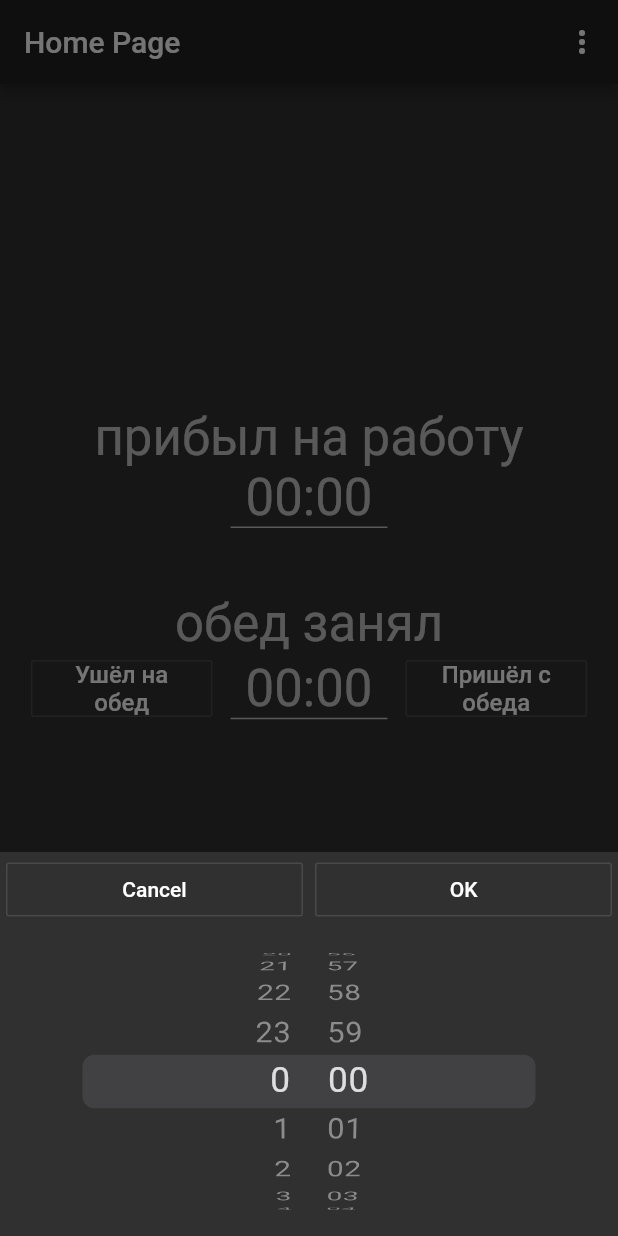
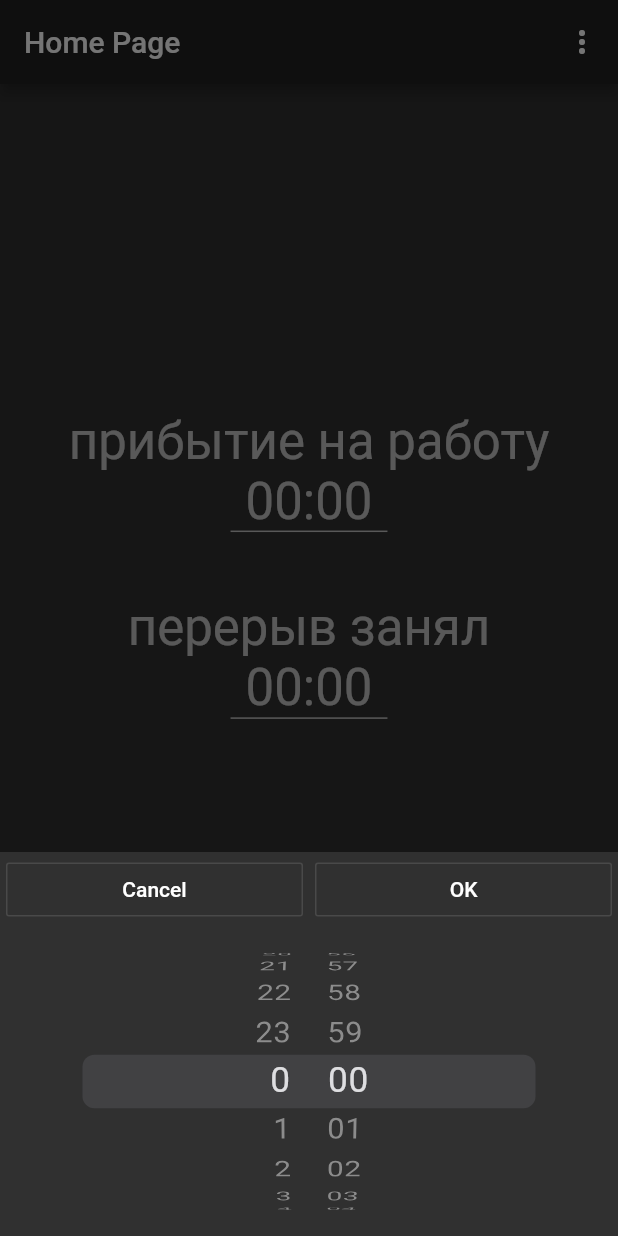
Before and after one commit to Mapkn3/when_home, a Flutter app: the screen it shows after launch, after a tap on "00:00", on a phone screen of 412 x 824 dp. Run offline on Flutter 3.47's test engine with Material 2 defaults, Android fonts, the phone set to English and light mode, and no system bars; our stand-ins replace shared_preferences.

Commit message:
Extract util function into separate class.

```diff
--- a/lib/main.dart
+++ b/lib/main.dart
@@ -1,6 +1,7 @@
-import 'package:flutter/cupertino.dart';
 import 'package:flutter/material.dart';
 import 'package:shared_preferences/shared_preferences.dart';
+
+import 'util.dart';
 
 void main() => runApp(MyApp());
 
@@ -31,69 +32,7 @@ class _MyHomePageState extends State<MyHomePage> {
   TimeOfDay _time = TimeOfDay(hour: 0, minute: 0);
   TimeOfDay _lunch = TimeOfDay(hour: 0, minute: 0);
   TimeOfDay _workDayDuration = TimeOfDay(hour: 8, minute: 0);
-
-  String formatTimeOfDay(BuildContext context, TimeOfDay time) {
-    return MaterialLocalizations.of(context)
-        .formatTimeOfDay(time, alwaysUse24HourFormat: true);
-  }
-
-  Future<TimeOfDay> _getTime(TimeOfDay initTime) async {
-    TimeOfDay time = initTime;
-    String result = await showModalBottomSheet<String>(
-        context: context,
-        builder: (BuildContext builder) {
-          return Column(
-            mainAxisSize: MainAxisSize.min,
-            children: <Widget>[
-              Row(
-                children: <Widget>[
-                  Expanded(
-                      child: Padding(
-                          padding: EdgeInsets.symmetric(
-                              vertical: 1.0, horizontal: 4.0),
-                          child: OutlineButton(
-                              child: Text('Cancel'),
-                              onPressed: () {
-                                Navigator.pop(context, '_getTime_cancel');
-                              }))),
-                  Expanded(
-                      child: Padding(
-                          padding: EdgeInsets.symmetric(
-                              vertical: 1.0, horizontal: 4.0),
-                          child: OutlineButton(
-                              child: Text('OK'),
-                              onPressed: () {
-                                Navigator.pop(context, '_getTime_ok');
-                              })))
-                ],
-              ),
-              Container(
-                height: MediaQuery.of(context).copyWith().size.height / 4,
-                child: CupertinoDatePicker(
-                  initialDateTime:
-                      DateTime(1969, 1, 1, initTime.hour, initTime.minute),
-                  onDateTimeChanged: (DateTime value) {
-                    time = TimeOfDay.fromDateTime(value);
-                  },
-                  mode: CupertinoDatePickerMode.time,
-                  use24hFormat: true,
-                ),
-              )
-            ],
-          );
-        });
-    switch (result) {
-      case '_getTime_ok':
-        {
-          return time;
-        }
-      case '_getTime_cancel':
-      default:
-        {
-          return initTime;
-        }
-    }
-  }
+  bool isWork = true;
 
   Future<bool> checkIsLunchStartToday() async {
     SharedPreferences prefs = await SharedPreferences.getInstance();
@@ -148,6 +87,7 @@ class _MyHomePageState extends State<MyHomePage> {
     departureHour = departureHour % 24;
     TimeOfDay departureTime =
         TimeOfDay(hour: departureHour, minute: departureMinute);
+
     return Scaffold(
       appBar: AppBar(
         title: Text(widget.title),
@@ -156,7 +96,9 @@ class _MyHomePageState extends State<MyHomePage> {
               onSelected: (String result) {
                 switch (result) {
                   case '_PopupMenuItem_SetWorkDayDuration':
-                    _getTime(_workDayDuration).then((TimeOfDay time) {
+                    getTimeFromModalBottomSheet(context,
+                        initTime: _workDayDuration)
+                        .then((TimeOfDay time) {
                       setState(() {
                         _workDayDuration = time;
                       });
@@ -164,13 +106,27 @@ class _MyHomePageState extends State<MyHomePage> {
                     break;
                 }
               },
-              itemBuilder: (BuildContext context) => <PopupMenuEntry<String>>[
+              itemBuilder: (BuildContext context) =>
+              <PopupMenuEntry<String>>[
                 const PopupMenuItem(
                     value: '_PopupMenuItem_SetWorkDayDuration',
                     child: Text('Длительность рабочего дня'))
               ]),
         ],
       ),
+      floatingActionButton: FloatingActionButton.extended(
+          label: Text(isWork ? 'На перерыв' : 'К работе'),
+          icon: Icon(isWork ? Icons.free_breakfast : Icons.work),
+          onPressed: () async {
+            SharedPreferences prefs = await SharedPreferences.getInstance();
+            DateTime time = DateTime.now();
+            prefs.setString(
+                isWork ? 'startLunchTime' : 'endLunchTime', time.toString());
+            updateLunchTimeIfPossible();
+            setState(() {
+              isWork = !isWork;
+            });
+          }),
       body: DefaultTextStyle(
           style: mainTextStyle,
           textAlign: TextAlign.center,
@@ -180,7 +136,7 @@ class _MyHomePageState extends State<MyHomePage> {
               mainAxisAlignment: MainAxisAlignment.center,
               children: <Widget>[
                 Spacer(flex: 5),
-                Text('прибыл на работу'),
+                Text('прибытие на работу'),
                 Container(
                   padding: EdgeInsets.symmetric(horizontal: 10.0),
                   decoration: BoxDecoration(
@@ -191,7 +147,8 @@ class _MyHomePageState extends State<MyHomePage> {
                       formatTimeOfDay(context, _time),
                     ),
                     onTap: () {
-                      _getTime(_time).then((TimeOfDay time) {
+                      getTimeFromModalBottomSheet(context, initTime: _time)
+                          .then((TimeOfDay time) {
                         setState(() {
                           _time = time;
                         });
@@ -200,8 +157,8 @@ class _MyHomePageState extends State<MyHomePage> {
                   ),
                 ),
                 Spacer(),
-                Text('обед занял'),
-                /*Container(
+                Text('перерыв занял'),
+                Container(
                   padding: EdgeInsets.symmetric(horizontal: 10.0),
                   decoration: BoxDecoration(
                       border: Border(
@@ -209,105 +166,71 @@ class _MyHomePageState extends State<MyHomePage> {
                   child: GestureDetector(
                     child: Text(formatTimeOfDay(context, _lunch)),
                     onTap: () {
-                      _getTime(_lunch).then((TimeOfDay time) {
+                      getTimeFromModalBottomSheet(context, initTime: _lunch)
+                          .then((TimeOfDay time) {
                         setState(() {
                           _lunch = time;
                         });
                       });
                     },
-                  ),
-                ),
-                Container(
-                  width: MediaQuery.of(context).copyWith().size.width * 0.75,
-                  child: Row(
-                    mainAxisAlignment: MainAxisAlignment.center,
+                    onLongPress: () async {
+                      SharedPreferences prefs =
+                      await SharedPreferences.getInstance();
+                      var startLunchTime =
+                          prefs.getString('startLunchTime') ?? '00:00';
+                      var endLunchTime =
+                          prefs.getString('endLunchTime') ?? '00:00';
+                      showModalBottomSheet<String>(
+                          context: context,
+                          builder: (BuildContext builder) {
+                            return Column(
+                              mainAxisSize: MainAxisSize.min,
+                              children: <Widget>[
+                                Row(
                                   children: <Widget>[
                                     Expanded(
-                            child: OutlineButton(
-                                child: Text('Ушёл на обед',
+                                        child: RaisedButton(
+                                            child: Text('На перерыв',
                                                 textAlign: TextAlign.center,
                                                 style: buttonTextStyle),
                                             onPressed: () async {
-                                  DateTime startLunchTime = DateTime.now();
+                                              DateTime startLunchTime =
+                                              DateTime.now();
                                               SharedPreferences prefs =
-                                      await SharedPreferences.getInstance();
+                                              await SharedPreferences
+                                                  .getInstance();
                                               prefs.setString('startLunchTime',
                                                   startLunchTime.toString());
                                               updateLunchTimeIfPossible();
                                             })),
                                     Expanded(
-                            child: OutlineButton(
-                                child: Text('Пришёл с обеда',
+                                        child: RaisedButton(
+                                            child: Text('К работе',
                                                 textAlign: TextAlign.center,
                                                 style: buttonTextStyle),
                                             onPressed: () async {
-                                  DateTime endLunchTime = DateTime.now();
+                                              DateTime endLunchTime =
+                                              DateTime.now();
                                               SharedPreferences prefs =
-                                      await SharedPreferences.getInstance();
+                                              await SharedPreferences
+                                                  .getInstance();
                                               await prefs.setString(
-                                      'endLunchTime', endLunchTime.toString());
+                                                  'endLunchTime',
+                                                  endLunchTime.toString());
                                               updateLunchTimeIfPossible();
                                             })),
                                   ],
                                 ),
-                ),*/
-                Container(
-                    width: MediaQuery
-                        .of(context)
-                        .copyWith()
-                        .size
-                        .width * 0.9,
-                    child: Row(
-                      mainAxisAlignment: MainAxisAlignment.center,
-                      children: <Widget>[
-                        Expanded(
-                            child: OutlineButton(
-                                child: Text('Ушёл на обед',
-                                    textAlign: TextAlign.center,
-                                    style: buttonTextStyle),
-                                onPressed: () async {
-                                  DateTime startLunchTime = DateTime.now();
-                                  SharedPreferences prefs =
-                                  await SharedPreferences.getInstance();
-                                  prefs.setString('startLunchTime',
-                                      startLunchTime.toString());
-                                  updateLunchTimeIfPossible();
-                                })),
-                        Padding(
-                          padding: EdgeInsets.symmetric(horizontal: 12.0),
-                          child: Container(
-                            padding: EdgeInsets.symmetric(horizontal: 10.0),
-                            decoration: BoxDecoration(
-                                border: Border(
-                                    bottom: BorderSide(
-                                        color: mainTextStyle.color))),
-                            child: GestureDetector(
-                              child: Text(formatTimeOfDay(context, _lunch)),
-                              onTap: () {
-                                _getTime(_lunch).then((TimeOfDay time) {
-                                  setState(() {
-                                    _lunch = time;
-                                  });
+                                Text(
+                                    'Время убытия на перерыв: $startLunchTime'),
+                                Text(
+                                    'Время прибытия с перерыва: $endLunchTime'),
+                              ],
+                            );
                           });
                     },
                   ),
                 ),
-                        ),
-                        Expanded(
-                            child: OutlineButton(
-                                child: Text('Пришёл с обеда',
-                                    textAlign: TextAlign.center,
-                                    style: buttonTextStyle),
-                                onPressed: () async {
-                                  DateTime endLunchTime = DateTime.now();
-                                  SharedPreferences prefs =
-                                  await SharedPreferences.getInstance();
-                                  await prefs.setString(
-                                      'endLunchTime', endLunchTime.toString());
-                                  updateLunchTimeIfPossible();
-                                })),
-                      ],
-                    )),
                 Spacer(flex: 2),
                 Text(
                     'можно уйти ${dayOverflow > 0 ? '${'после' *
--- /dev/null
+++ b/lib/util.dart
@@ -0,0 +1,66 @@
+import 'package:flutter/cupertino.dart';
+import 'package:flutter/material.dart';
+
+String formatTimeOfDay(BuildContext context, TimeOfDay time) {
+  return MaterialLocalizations.of(context)
+      .formatTimeOfDay(time, alwaysUse24HourFormat: true);
+}
+
+Future<TimeOfDay> getTimeFromModalBottomSheet(BuildContext context,
+    {TimeOfDay initTime}) async {
+  TimeOfDay time = initTime ?? TimeOfDay.now();
+  String result = await showModalBottomSheet<String>(
+      context: context,
+      builder: (BuildContext builder) {
+        return Column(
+          mainAxisSize: MainAxisSize.min,
+          children: <Widget>[
+            Row(
+              children: <Widget>[
+                Expanded(
+                    child: Padding(
+                        padding: EdgeInsets.symmetric(
+                            vertical: 1.0, horizontal: 4.0),
+                        child: OutlineButton(
+                            child: Text('Cancel'),
+                            onPressed: () {
+                              Navigator.pop(context, '_getTime_cancel');
+                            }))),
+                Expanded(
+                    child: Padding(
+                        padding: EdgeInsets.symmetric(
+                            vertical: 1.0, horizontal: 4.0),
+                        child: OutlineButton(
+                            child: Text('OK'),
+                            onPressed: () {
+                              Navigator.pop(context, '_getTime_ok');
+                            })))
+              ],
+            ),
+            Container(
+              height: MediaQuery.of(context).copyWith().size.height / 4,
+              child: CupertinoDatePicker(
+                initialDateTime:
+                    DateTime(1969, 1, 1, initTime.hour, initTime.minute),
+                onDateTimeChanged: (DateTime value) {
+                  time = TimeOfDay.fromDateTime(value);
+                },
+                mode: CupertinoDatePickerMode.time,
+                use24hFormat: true,
+              ),
+            )
+          ],
+        );
+      });
+  switch (result) {
+    case '_getTime_ok':
+      {
+        return time;
+      }
+    case '_getTime_cancel':
+    default:
+      {
+        return initTime;
+      }
+  }
+}
```
Lines whose indentation alone changed are shown as unchanged.
